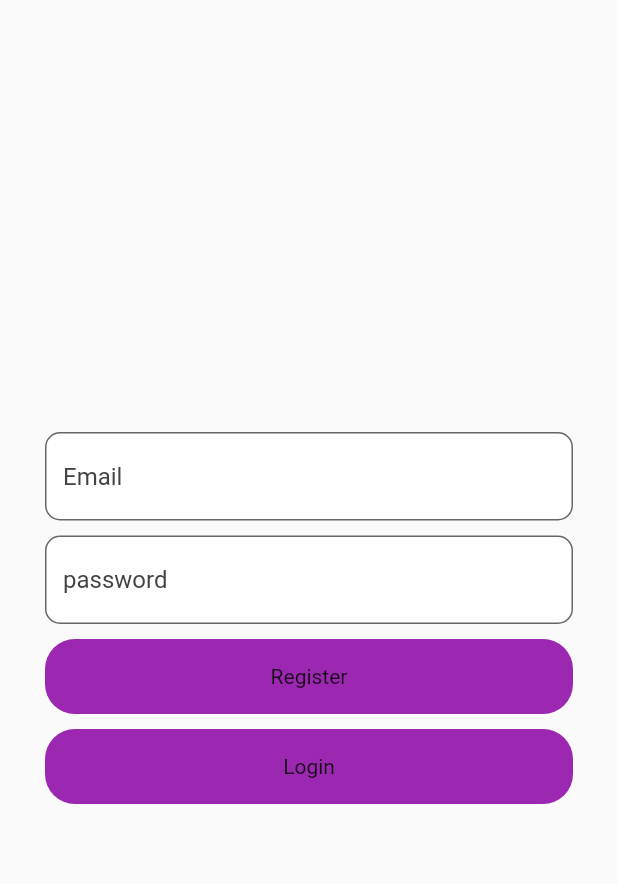
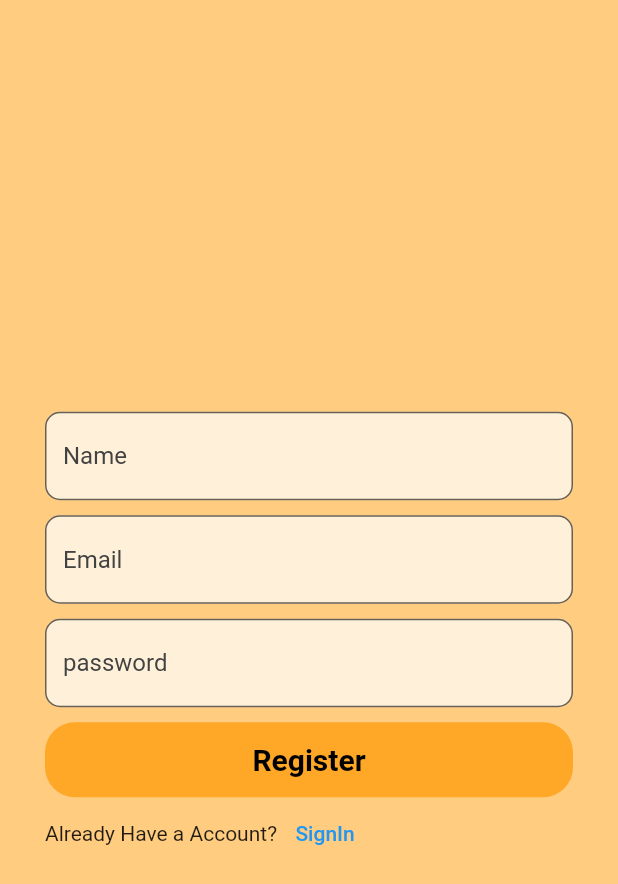
Before and after one commit to KESHAVBERG/weather-sih, a Flutter app: the SignUp screen opened directly, on a phone screen of 412 x 824 dp. Shown: the top 884 px of the screen. Run offline on Flutter 3.47's test engine with Material 2 defaults, Android fonts, the phone set to English and light mode, and no system bars; our stand-ins replace cloud_firestore, firebase_auth, firebase_core, flutter_map, image_picker, latlong2; accounts and stored records are empty.

Commit message:
make Register

```diff
--- a/lib/main.dart
+++ b/lib/main.dart
@@ -1,6 +1,8 @@
+import 'package:firebase_auth/firebase_auth.dart';
 import 'package:flutter/material.dart';
 import 'package:weather/pages/Home.dart';
 import 'package:weather/pages/login.dart';
+import 'package:weather/pages/navigatorClass.dart';
 import 'firebase_options.dart';
 import 'package:firebase_core/firebase_core.dart';
 
@@ -23,7 +25,7 @@ class MyApp extends StatelessWidget {
       theme: ThemeData(
         primarySwatch: Colors.blue,
       ),
-      home: Home(),
+      home:FirebaseAuth.instance.currentUser != null? NavigatorClass():SignIn(),
     );
   }
 }
--- a/lib/pages/signUp.dart
+++ b/lib/pages/signUp.dart
@@ -1,6 +1,7 @@
 import 'package:flutter/material.dart';
 import 'package:weather/pages/Home.dart';
 import 'package:weather/pages/login.dart';
+import 'package:weather/pages/navigatorClass.dart';
 import 'package:weather/services/authServices.dart';
 
 class SignUp extends StatefulWidget {
@@ -17,13 +18,28 @@ class _SignUpState extends State<SignUp> {
   @override
   Widget build(BuildContext context) {
     return Scaffold(
-      body: Container(
-        padding: EdgeInsets.all(30),
+      backgroundColor: Colors.orange[200],
+      body: SingleChildScrollView(
+        child: Container(
+          padding: EdgeInsets.fromLTRB(30, 30,30,0),
           height: MediaQuery.of(context).size.height,
           width: MediaQuery.of(context).size.width,
           child: Column(
             mainAxisAlignment: MainAxisAlignment.center,
             children: [
+              TextFormField(
+                controller: emailController,
+                decoration: InputDecoration(
+                  border: OutlineInputBorder(
+                    borderRadius: BorderRadius.circular(10.0),
+                  ),
+                  filled: true,
+                  hintStyle: TextStyle(color: Colors.grey[800]),
+                  hintText: "Name",
+                  fillColor: Colors.white70,
+                ),
+              ),
+              SizedBox(height: 10,),
               TextFormField(
                 controller: emailController,
                 decoration: InputDecoration(
@@ -55,37 +71,38 @@ class _SignUpState extends State<SignUp> {
                 onTap: (){
                   final user = AuthServices().registerUser(emailController.text, passwordController.text);
                   if(user != null){
-                  Navigator.of(context).push(MaterialPageRoute(builder: (context)=>Home()));
+                    Navigator.of(context).push(MaterialPageRoute(builder: (context)=>NavigatorClass()));
                   }
                 },
                 child: Container(
                   alignment: Alignment.center,
                   decoration: BoxDecoration(
-                    color: Colors.purple,
+                      color: Colors.orange[400],
                       borderRadius: BorderRadius.all(Radius.circular(20))
                   ),
                   height: 50,
                   width: MediaQuery.of(context).size.width,
-                child: Text("Register"),
+                  child: Text("Register", style: TextStyle(
+                    fontSize: 20,
+                    fontWeight: FontWeight.bold,
+                    color: Colors.black,
+                  ),),
                 ),
               ),
-            SizedBox(height: 10,),
-            GestureDetector(
-              onTap: (){
-                Navigator.of(context).push(MaterialPageRoute(builder: (context)=>SignIn()));
-              },
-              child: Container(
-                alignment: Alignment.center,
-                decoration: BoxDecoration(
-                    color: Colors.purple,
-                    borderRadius: BorderRadius.all(Radius.circular(20))
+              Container(
+                alignment: Alignment.centerRight,
+                width: MediaQuery.of(context).size.width,
+                child: Row(
+                  children: [
+                    Text("Already Have a Account?"),
+                    TextButton(onPressed: (){
+                      Navigator.push(context, MaterialPageRoute(builder: (context)=>SignIn()));
+                    }, child: Text("SignIn"))
+                  ],
                 ),
-                height: 50,
-                width: MediaQuery.of(context).size.width,
-                child: Text("Login"),
+              )
+            ],
           ),
-            ),
-          ],
         ),
       ),
     );
--- a/lib/pages/upload.dart
+++ b/lib/pages/upload.dart
@@ -14,6 +14,7 @@ class Upload extends StatefulWidget {
 class _UploadState extends State<Upload> {
   File? image;
   FirebaseFirestore firestore = FirebaseFirestore.instance;
+  //Pick messages
   Future pickImage() async {
     try {
       final image = await ImagePicker().pickImage(source: ImageSource.gallery);
--- a/pubspec.yaml
+++ b/pubspec.yaml
@@ -41,6 +41,7 @@ dependencies:
   image_picker: ^1.0.4
   cloud_firestore: ^4.9.2
   http: ^1.1.0
+  firebase_storage: ^11.2.7
 
 
 
```
Also changed, not shown: lib/pages/Home.dart (+0 -34 lines), lib/pages/feed.dart (+10 -0 lines), lib/pages/login.dart (+30 -22 lines), lib/pages/navigatorClass.dart (added, +68 -0 lines), pubspec.lock, 1 other file. Lines whose indentation alone changed are shown as unchanged.
